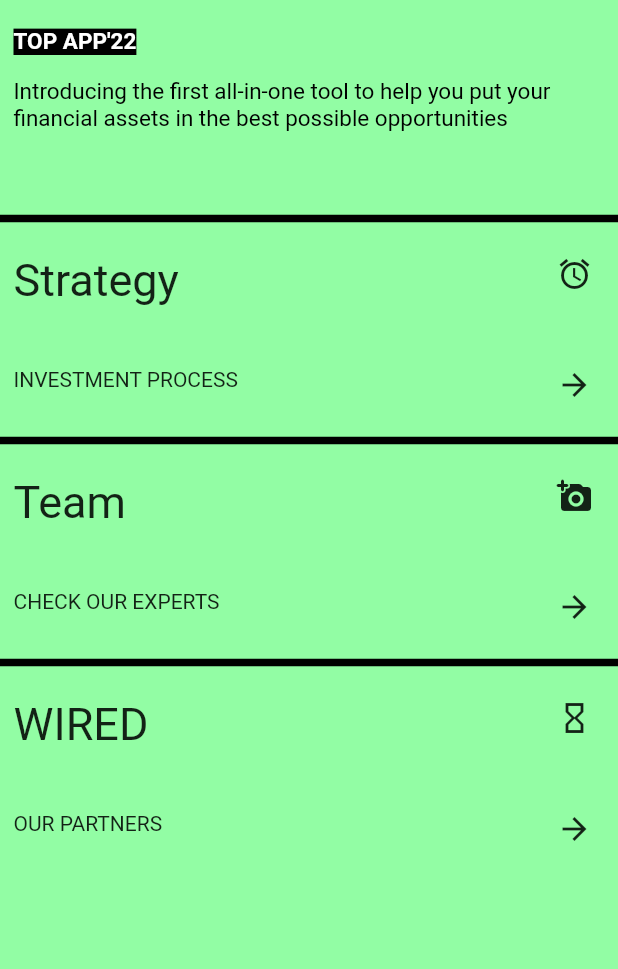
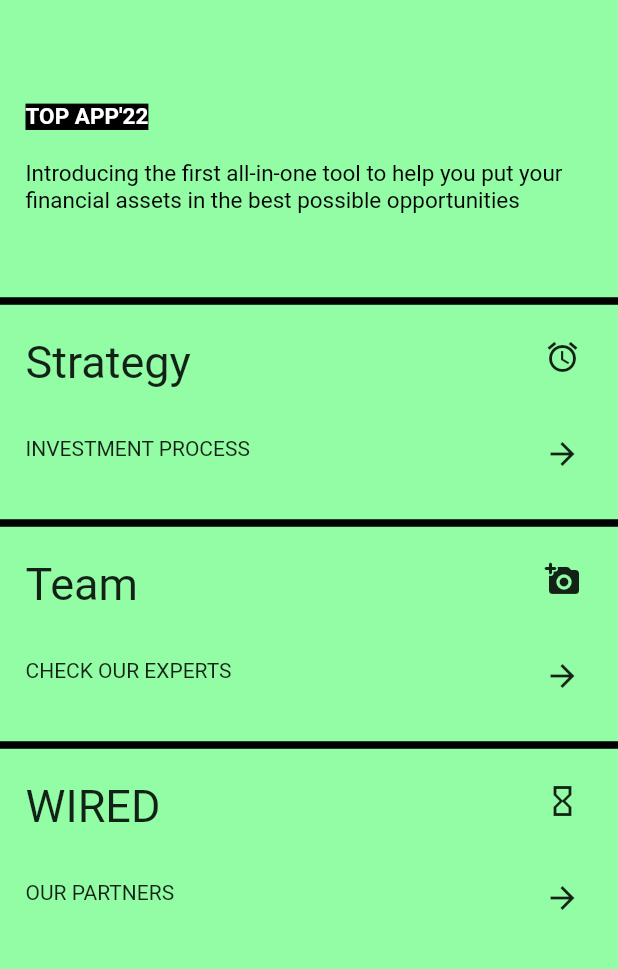
Before and after one commit to DiggsPapu/LevelUpProyects, a Flutter app: the screen it shows after launch, on a phone screen of 412 x 824 dp, the part 56-1025 px from its top. Run offline on Flutter 3.47's test engine with Material 2 defaults, Android fonts, the phone set to English and light mode, and no system bars.

Commit message:
Edge insets set

```diff
--- a/Proyect1/proyect1/lib/Pages/FirstPage.dart
+++ b/Proyect1/proyect1/lib/Pages/FirstPage.dart
@@ -52,7 +52,7 @@
             child: ListView(
             children: [
               Padding(
-                padding: const EdgeInsets.only(left: 9.0, right: 9.0),
+                padding: const EdgeInsets.only(left: 17.0, right: 17.0, top: 50.0),
                 child: ClassicText(content: "TOP APP'22", textSize: 15)
                 ),
               const motivationalSection(),
--- a/Proyect1/proyect1/lib/Pages/Structures.dart
+++ b/Proyect1/proyect1/lib/Pages/Structures.dart
@@ -46,7 +46,7 @@
   @override
   Widget build(BuildContext context) {
     return const Padding(
-      padding: EdgeInsets.only(top: 15.0, bottom: 50.0, left: 9.0, right: 9.0),
+      padding: EdgeInsets.only(top: 20.0, right: 17.0, left: 17.0, bottom: 50.0),
       child:
       Text(
         "Introducing the first all-in-one tool to help you put your financial assets in the best possible opportunities",
--- a/Proyect1/proyect1/lib/components/cards.dart
+++ b/Proyect1/proyect1/lib/components/cards.dart
@@ -23,7 +23,7 @@
           mainAxisAlignment: MainAxisAlignment.spaceBetween,
           children: [
           Padding(
-            padding: const EdgeInsets.all(9.0),
+            padding: const EdgeInsets.only(top: 9.0, right: 17.0, left: 17.0),
             child:
             Text(title,
             style: const TextStyle(
@@ -34,7 +34,7 @@
             ),
           ),
           Padding(
-            padding: const EdgeInsets.all(9.0),
+            padding: const EdgeInsets.only(top: 9.0, right: 17.0, left: 17.0),
             child:IconButton(
             alignment: Alignment.topRight,
             icon: icon,//It is a constant icon
@@ -45,11 +45,11 @@
         mainAxisAlignment: MainAxisAlignment.spaceBetween,
           children: [
           Padding(
-            padding: const EdgeInsets.all(9.0),
+            padding: const EdgeInsets.only(top: 9.0, right: 17.0, left: 17.0),
             child: Text(content),
             ),
           Padding(
-            padding: const EdgeInsets.all(9.0),
+            padding: const EdgeInsets.only(top: 9.0, right: 17.0, left: 17.0),
             child:IconButton(
             alignment: Alignment.bottomRight,
             icon: const Icon(Icons.arrow_forward),//It is a constant icon
```
